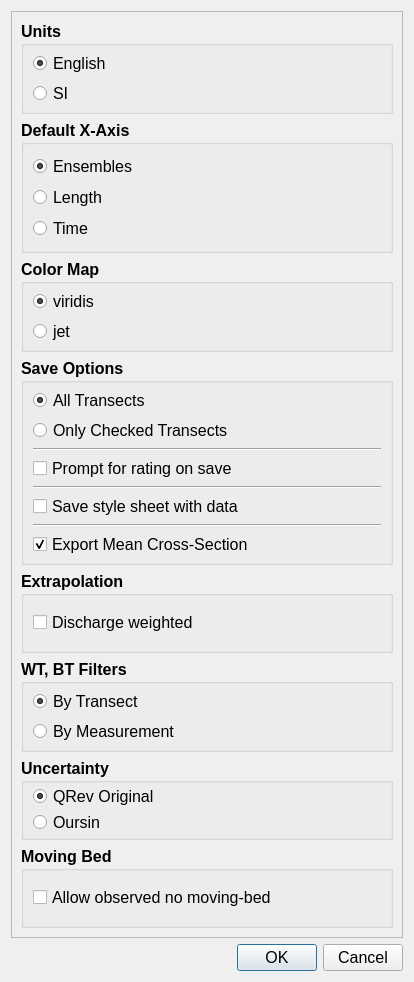
The window that UI/wOptions.ui (Sana-hammemi/qrevint) describes before a commit, drawn with Qt 5.
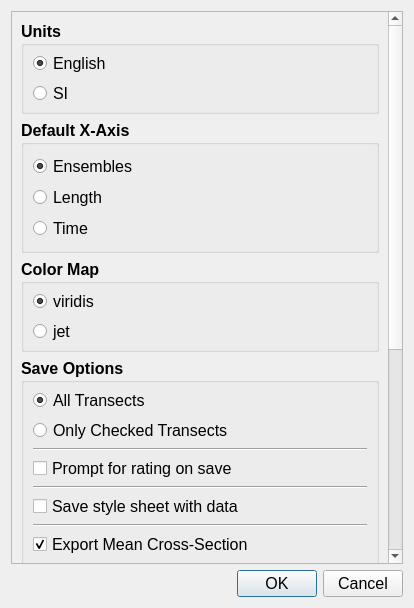
The same window after the commit.

Patch:
```diff
--- a/UI/wOptions.ui
+++ b/UI/wOptions.ui
@@ -7,7 +7,7 @@
     <x>0</x>
     <y>0</y>
     <width>414</width>
-    <height>982</height>
+    <height>608</height>
    </rect>
   </property>
   <property name="maximumSize">
@@ -30,8 +30,8 @@
        <rect>
         <x>0</x>
         <y>0</y>
-        <width>394</width>
-        <height>929</height>
+        <width>377</width>
+        <height>931</height>
        </rect>
       </property>
       <layout class="QGridLayout" name="gridLayout">
```
Left out of the diff: 2 changed lines with no effect on the pictures.
